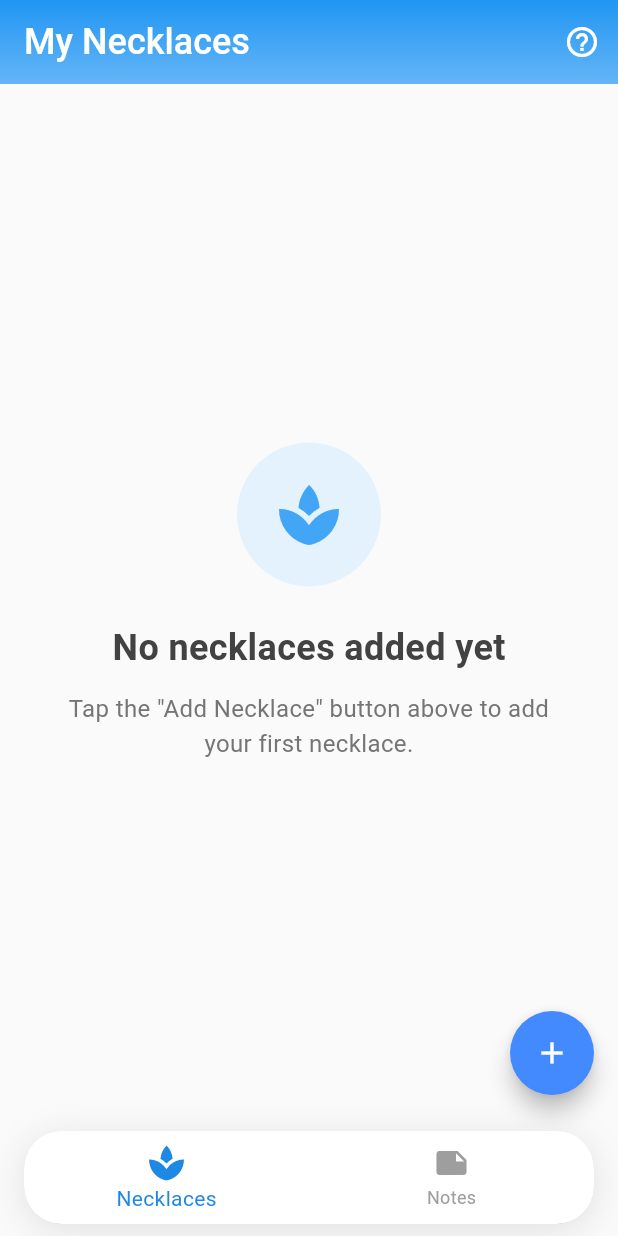
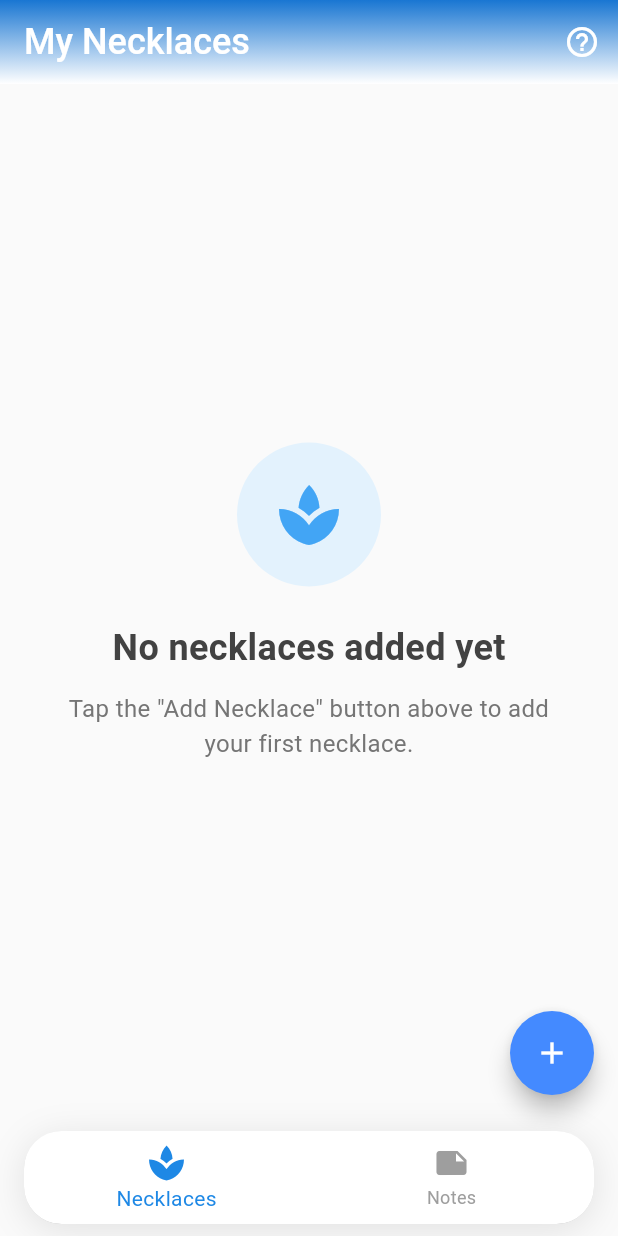
Before and after one commit to TylerHight/calming-necklace, a Flutter app: the screen it shows after launch, on a phone screen of 412 x 824 dp. Run offline on Flutter 3.47's test engine with Material 3 defaults, Android fonts, the phone set to English and light mode, and no system bars; our stand-ins replace equatable, flutter_bloc, flutter_blue_plus, logger, numberpicker, permission_handler and 3 more; missing offline and left inert: bloc_test, mockito; accounts and stored records are empty.

Commit message:
feat: update app bar gradient colors to use UIConstants for consistency

```diff
--- a/lib/core/ui/ui_constants.dart
+++ b/lib/core/ui/ui_constants.dart
@@ -3,7 +3,7 @@ import 'package:flutter/material.dart';
 class UIConstants {
   // App Bar
   static const List<Color> appBarGradientColors = [
-    Color(0xFF42A5F5),  // Light blue
+    Colors.white,
     Color(0xFF1976D2),  // Darker blue
   ];
   static const Color appBarTitleColor = Colors.white;
--- a/lib/features/necklaces_screen/presentation/necklaces_screen.dart
+++ b/lib/features/necklaces_screen/presentation/necklaces_screen.dart
@@ -77,14 +77,11 @@ class _NecklacesScreenState extends State<NecklacesScreen> {
       ),
       appBar: AppBar(
         flexibleSpace: Container(
-          decoration: BoxDecoration(
+          decoration: const BoxDecoration(
             gradient: LinearGradient(
               begin: Alignment.bottomCenter,
               end: Alignment.topCenter,
-              colors: [
-                Colors.blue.shade300,
-                Colors.blue.shade500,
-              ],
+              colors: UIConstants.appBarGradientColors,
             ),
           ),
         ),
```
Also changed, not shown: lib/features/notes/presentation/notes_screen.dart (+2 -5 lines).
